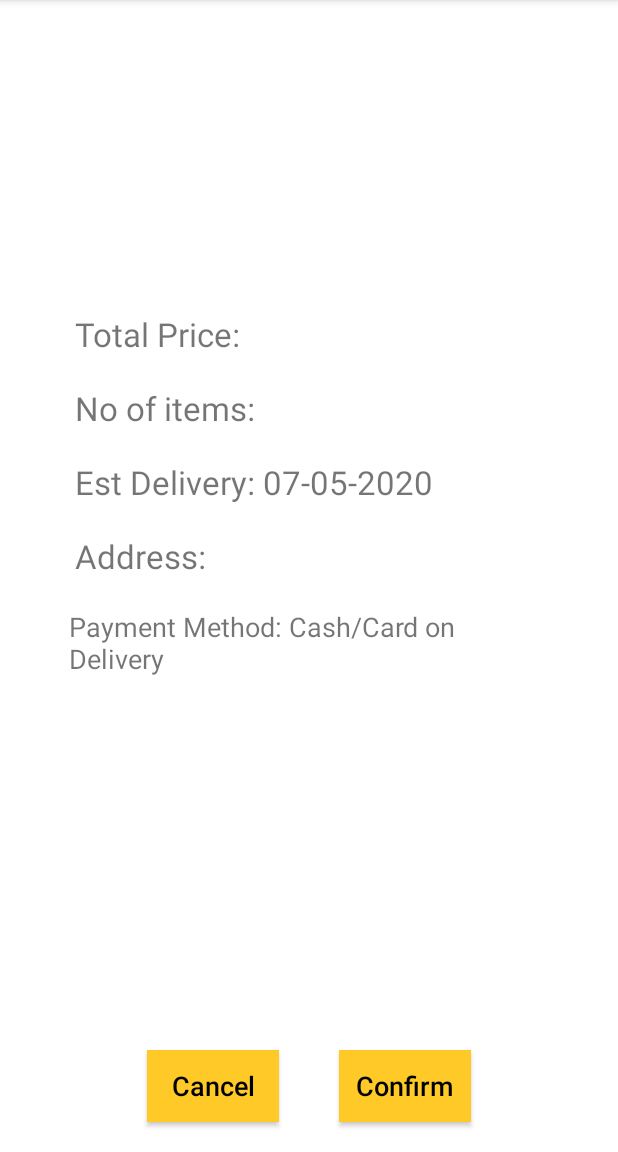
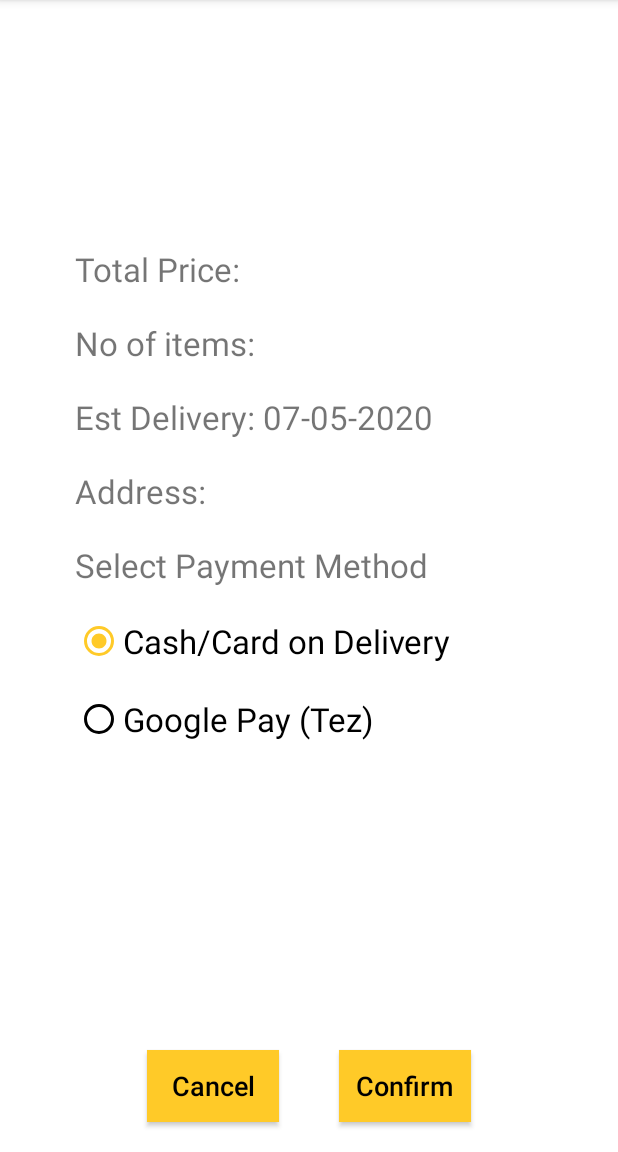
Before and after one commit to Atharva261297/GroceryStore-Project, an Android app: the BuyActivity screen opened directly, with no data from a screen before it, on a phone screen of 412 x 824 dp, the part 84-1236 px from its top. Run offline under Robolectric (Android 15) with nearby library versions, the phone set to English and light mode, and no system bars; 3 statements that could not run were skipped.

Commit message:
added google pay in payment mode

```diff
--- a/app/build.gradle
+++ b/app/build.gradle
@@ -48,4 +48,6 @@ dependencies {
     implementation 'com.google.firebase:firebase-auth:19.3.0'
     implementation 'com.firebaseui:firebase-ui-auth:6.2.0'
     implementation 'com.google.firebase:firebase-database:19.2.1'
+
+    implementation 'com.google.android.gms:play-services-wallet:18.0.0'
 }
--- a/app/src/main/res/layout/activity_buy.xml
+++ b/app/src/main/res/layout/activity_buy.xml
@@ -55,9 +55,34 @@
             android:layout_width="wrap_content"
             android:layout_height="wrap_content"
             android:layout_marginBottom="20sp"
-            android:ems="15"
-            android:textSize="18sp"
-            android:text="Payment Method: Cash/Card on Delivery" />
+            android:ems="12"
+            android:textSize="22sp"
+            android:text="Select Payment Method" />
+
+        <RadioGroup
+            android:layout_width="wrap_content"
+            android:layout_height="wrap_content">
+
+            <RadioButton
+                android:id="@+id/cashRadioBtn"
+                android:layout_width="wrap_content"
+                android:layout_height="wrap_content"
+                android:ems="12"
+                android:textSize="22sp"
+                android:layout_marginBottom="20sp"
+                android:text="Cash/Card on Delivery"
+                android:checked="true"/>
+
+            <RadioButton
+                android:id="@+id/gPayRadioBtn"
+                android:layout_width="wrap_content"
+                android:layout_height="wrap_content"
+                android:ems="12"
+                android:textSize="22sp"
+                android:layout_marginBottom="20sp"
+                android:text="Google Pay (Tez)"/>
+
+        </RadioGroup>
 
     </LinearLayout>
 
--- a/app/src/main/res/layout/activity_cart.xml
+++ b/app/src/main/res/layout/activity_cart.xml
@@ -42,7 +42,7 @@
 
                     <TextView
                         android:layout_marginStart="20dp"
-                        android:layout_width="wrap_content"
+                        android:layout_width="0dp"
                         android:layout_height="wrap_content"
                         android:layout_weight="1"
                         android:text="Product"
--- a/app/src/main/res/values/strings.xml
+++ b/app/src/main/res/values/strings.xml
@@ -45,4 +45,5 @@
     <string name="change_password">Change Password</string>
     <string name="my_orders">My Orders</string>
     <string name="est_delivery_3_days">Est Delivery within 3 days</string>
+    <string name="payment_mode">Payment Mode:</string>
 </resources>
```
Also changed, not shown: app/src/main/AndroidManifest.xml (+6 -1 lines), app/src/main/java/com/atharva/grocerystore/data/model/Order.java (+11 -1 lines), app/src/main/java/com/atharva/grocerystore/ui/activity/BuyActivity.java (+56 -0 lines), app/src/main/java/com/atharva/grocerystore/ui/activity/OrderDetailsActivity.java (+7 -0 lines), app/src/main/res/layout/activity_order_details.xml (+19 -2 lines).
